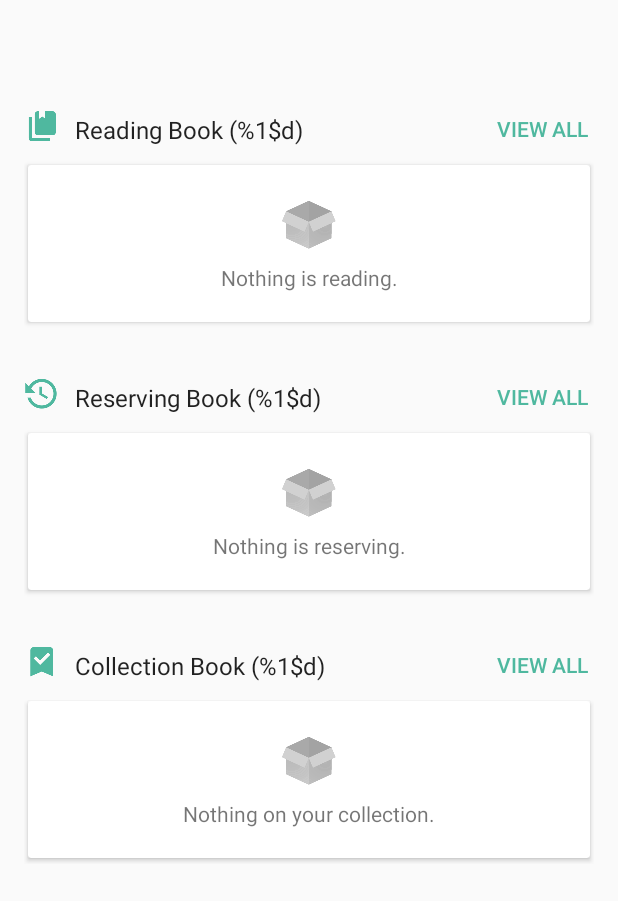
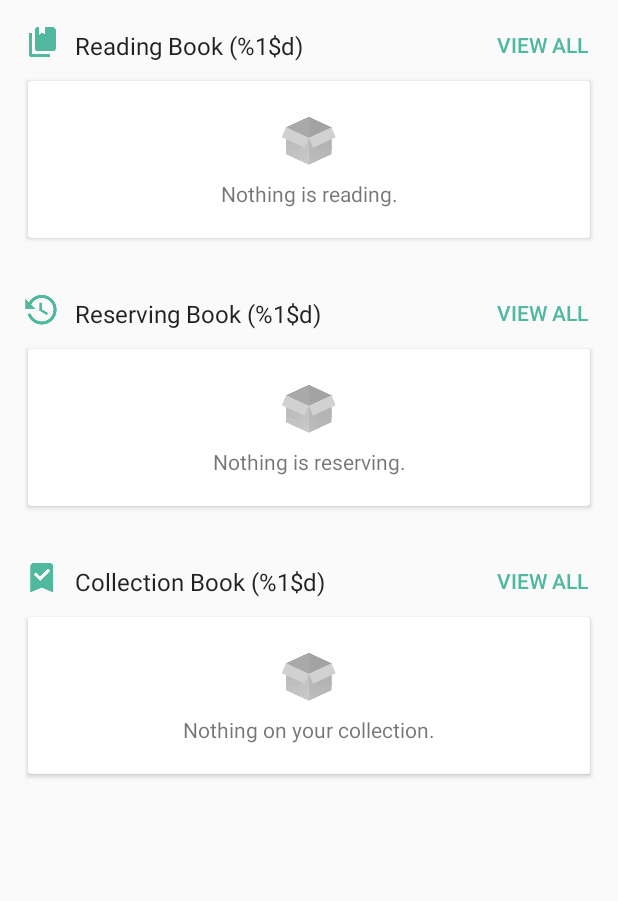
Before and after one commit to HeyYZU/HeyYZU-Android, an Android app: the layout view_library_dashboard.xml on its own in the app's theme, with its tools: preview values and no code run, on a phone screen of 412 x 824 dp. Shown: the top 901 px of the screen. Run offline under Robolectric (Android 15) with nearby library versions, the phone set to English and light mode, and no system bars.

Commit message:
Change library layout structure

```diff
--- a/app/src/main/java/tw/bingluen/heyyzu/fragment/LibraryFragment.java
+++ b/app/src/main/java/tw/bingluen/heyyzu/fragment/LibraryFragment.java
@@ -36,7 +36,6 @@ public class LibraryFragment extends Fragment {
     private View root;
 
     private FloatingSearchView searchView;
-    private LibraryDashboard dashboard;
     private CharSequence previousTitle;
 
     @Nullable
@@ -55,8 +54,6 @@ public class LibraryFragment extends Fragment {
         viewSearchView.setElevation(appBarLayout.getElevation());
         searchView.setElevation(appBarLayout.getElevation());
         appBarLayout.setElevation(0);
-
-        dashboard = new LibraryDashboard();
 
         loadingDashboard();
 
@@ -103,7 +100,7 @@ public class LibraryFragment extends Fragment {
         final RecyclerView reservingView = (RecyclerView) root.findViewById(R.id.recycler_view_reserving_book);
         final RecyclerView favoriteView = (RecyclerView) root.findViewById(R.id.recycler_view_favorite_book);
 
-        root.findViewById(R.id.view_library_dashboard).setVisibility(View.VISIBLE);
+        root.findViewById(R.id.content_library).setVisibility(View.VISIBLE);
 
         if (data.getReading().getTotal() > 0) {
             readingView.setLayoutManager(new LinearLayoutManager(ContextUtils.getContext(this)));
--- a/app/src/main/res/layout/view_library_dashboard.xml
+++ b/app/src/main/res/layout/view_library_dashboard.xml
@@ -1,13 +1,10 @@
 <?xml version="1.0" encoding="utf-8"?>
 <android.support.v4.widget.NestedScrollView xmlns:android="http://schemas.android.com/apk/res/android"
     android:layout_width="match_parent"
-    android:layout_height="match_parent"
-    android:layout_marginTop="56dp"
+    android:layout_height="wrap_content"
     xmlns:tools="http://schemas.android.com/tools"
     tools:showIn="@layout/fragment_library"
     xmlns:app="http://schemas.android.com/apk/res-auto"
-
-    android:id="@+id/view_library_dashboard"
     app:layout_behavior="@string/appbar_scrolling_view_behavior">
 
     <android.support.constraint.ConstraintLayout
```
Also changed, not shown: app/src/main/res/layout/fragment_library.xml (+12 -3 lines).
